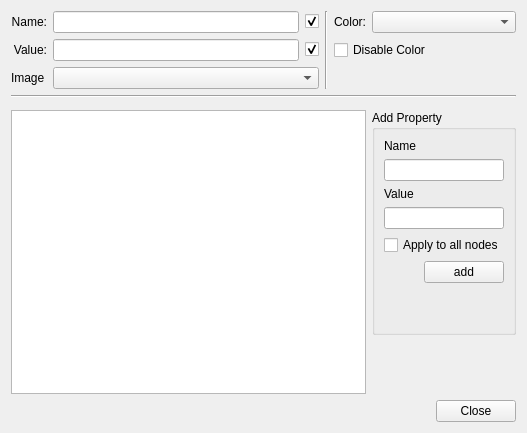
Before: the Qt Designer form src/Interface/DataPropertiesWidget.ui in KDE/rocs, drawn with Qt 5.
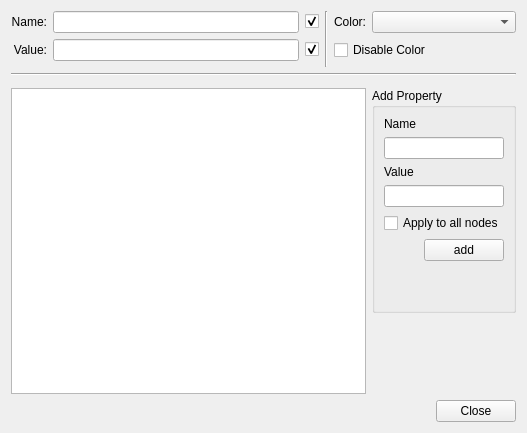
After: the same form once the commit is applied. Custom widgets are drawn as their Qt base class.

Commit message: Move icon selection dialog to data type properties.

The edit to the form file:
```diff
--- a/src/Interface/DataPropertiesWidget.ui
+++ b/src/Interface/DataPropertiesWidget.ui
@@ -112,16 +112,6 @@
      </property>
     </widget>
    </item>
-   <item row="2" column="0">
-    <widget class="QLabel" name="label_3">
-     <property name="text">
-      <string>Image</string>
-     </property>
-    </widget>
-   </item>
-   <item row="2" column="1" colspan="2">
-    <widget class="KComboBox" name="_images"/>
-   </item>
    <item row="3" column="0" colspan="6">
     <widget class="Line" name="line_2">
      <property name="orientation">
@@ -239,9 +229,9 @@
  </widget>
  <customwidgets>
   <customwidget>
-   <class>KPushButton</class>
-   <extends>QPushButton</extends>
-   <header>kpushbutton.h</header>
+   <class>KColorCombo</class>
+   <extends>QComboBox</extends>
+   <header>kcolorcombo.h</header>
   </customwidget>
   <customwidget>
    <class>KLineEdit</class>
@@ -249,14 +239,9 @@
    <header>klineedit.h</header>
   </customwidget>
   <customwidget>
-   <class>KColorCombo</class>
-   <extends>QComboBox</extends>
-   <header>kcolorcombo.h</header>
-  </customwidget>
-  <customwidget>
-   <class>KComboBox</class>
-   <extends>QComboBox</extends>
-   <header>kcombobox.h</header>
+   <class>KPushButton</class>
+   <extends>QPushButton</extends>
+   <header>kpushbutton.h</header>
   </customwidget>
  </customwidgets>
  <tabstops>
```
The commit also changes 6 other files.
